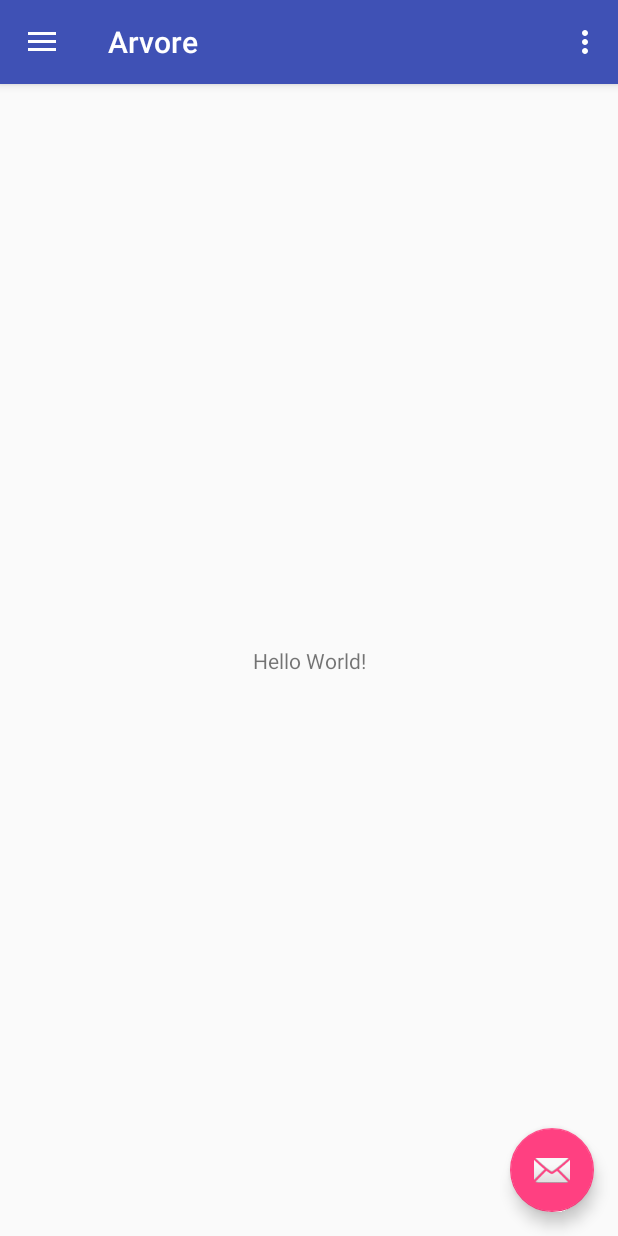
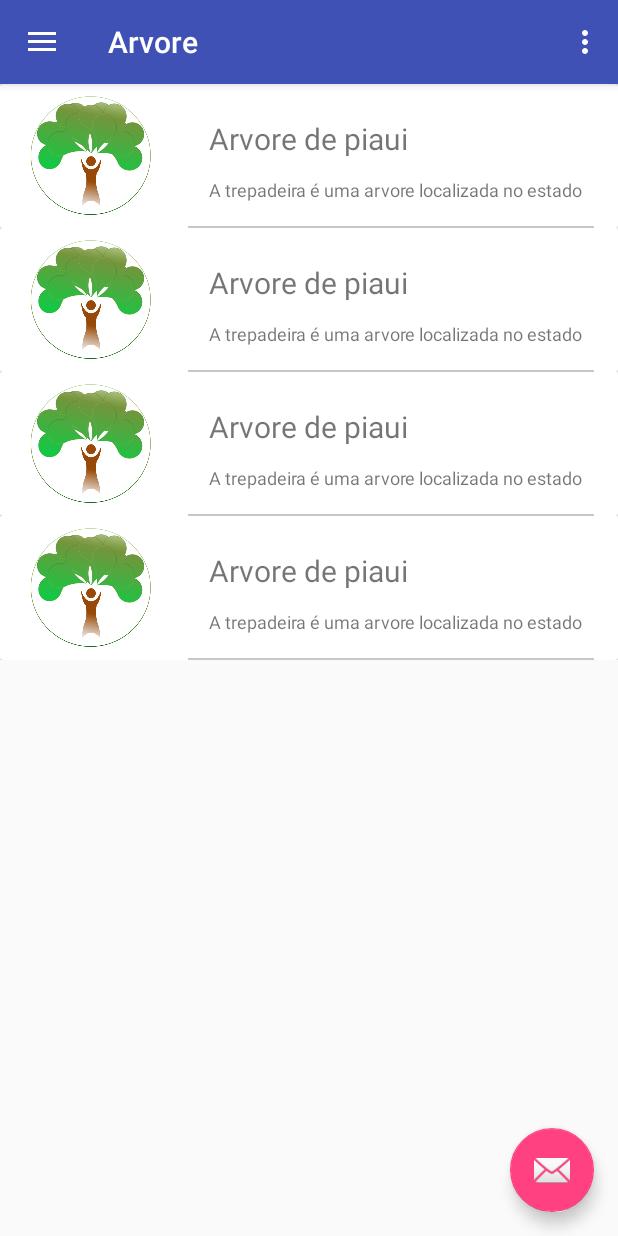
Before and after one commit to adryeljuliao/Arvore2, an Android app: the screen it shows after launch (MainActivity), on a phone screen of 412 x 824 dp. Run offline under Robolectric (Android 15) with nearby library versions, the phone set to English and light mode, and no system bars; our stand-ins replace CircleImageView.

Commit message:
alterações no layout

```diff
--- /dev/null
+++ b/app/src/main/java/com/juliao/adryel/arvore/Arvore.java
@@ -0,0 +1,100 @@
+package com.juliao.adryel.arvore;
+
+/**
+ * Created by adryel.juliao on 22/11/2017.
+ */
+
+public class Arvore {
+
+    private String nome;
+    private double latitude;
+    private double longitude;
+    private int imagem;
+    private String altura;
+    private String especie;
+
+    public Arvore(ArvoreBuilder builder) {
+        this.nome = builder.nome;
+        this.altura = builder.altura;
+        this.especie = builder.especie;
+        this.imagem = builder.imagem;
+        this.latitude = builder.latitude;
+        this.longitude = builder.longitude;
+    }
+
+
+    public static class ArvoreBuilder{
+        private String nome;
+        private double latitude;
+        private double longitude;
+        private int imagem;
+        private String altura;
+        private String especie;
+
+        public ArvoreBuilder(String nome, double latitude, double longitude, int imagem, String altura) {
+            this.nome = nome;
+            this.latitude = latitude;
+            this.longitude = longitude;
+            this.imagem = imagem;
+            this.altura = altura;
+        }
+
+        public ArvoreBuilder comEspecie(String especie){
+            this.especie = especie;
+            return this;
+        }
+
+        public Arvore builder(){
+            return new Arvore(this);
+        }
+
+    }
+
+    public void setNome(String nome) {
+        this.nome = nome;
+    }
+
+    public void setLatitude(double latitude) {
+        this.latitude = latitude;
+    }
+
+    public void setLongitude(double longitude) {
+        this.longitude = longitude;
+    }
+
+    public void setImagem(int imagem) {
+        this.imagem = imagem;
+    }
+
+    public void setAltura(String altura) {
+        this.altura = altura;
+    }
+
+    public void setEspecie(String especie) {
+        this.especie = especie;
+    }
+
+    public String getNome() {
+        return nome;
+    }
+
+    public double getLatitude() {
+        return latitude;
+    }
+
+    public double getLongitude() {
+        return longitude;
+    }
+
+    public int getImagem() {
+        return imagem;
+    }
+
+    public String getAltura() {
+        return altura;
+    }
+
+    public String getEspecie() {
+        return especie;
+    }
+}
--- a/app/src/main/java/com/juliao/adryel/arvore/MainActivity.java
+++ b/app/src/main/java/com/juliao/adryel/arvore/MainActivity.java
@@ -3,6 +3,8 @@ package com.juliao.adryel.arvore;
 import android.os.Bundle;
 import android.support.design.widget.FloatingActionButton;
 import android.support.design.widget.Snackbar;
+import android.support.v7.widget.LinearLayoutManager;
+import android.support.v7.widget.RecyclerView;
 import android.view.View;
 import android.support.design.widget.NavigationView;
 import android.support.v4.view.GravityCompat;
@@ -13,16 +15,35 @@ import android.support.v7.widget.Toolbar;
 import android.view.Menu;
 import android.view.MenuItem;
 
+import java.util.ArrayList;
+
 public class MainActivity extends AppCompatActivity
+
         implements NavigationView.OnNavigationItemSelectedListener {
+
+    private ArrayList<Arvore> listaArvores = new ArrayList<>();
+
 
     @Override
     protected void onCreate(Bundle savedInstanceState) {
         super.onCreate(savedInstanceState);
         setContentView(R.layout.activity_main);
         Toolbar toolbar = (Toolbar) findViewById(R.id.toolbar);
+
         setSupportActionBar(toolbar);
+        carrega();
+//cria-se um recycler view para setar o adapter
+        RecyclerView recyclerView = (RecyclerView)findViewById(R.id.recyclerview);
+        //pega a viewpage da activity main
 
+
+        //cria-se um adapter
+        RecyclerArvores adapter = new RecyclerArvores(listaArvores, MainActivity.this);
+        //seta o adapter no recycler view
+        recyclerView.setAdapter(adapter);
+        //Layout na qual define se os layouts inflados serão ou em grid ou em forma de lista
+        RecyclerView.LayoutManager layout = new LinearLayoutManager(MainActivity.this, LinearLayoutManager.VERTICAL, false);
+        recyclerView.setLayoutManager(layout);
         FloatingActionButton fab = (FloatingActionButton) findViewById(R.id.fab);
         fab.setOnClickListener(new View.OnClickListener() {
             @Override
@@ -98,4 +119,11 @@ public class MainActivity extends AppCompatActivity
         drawer.closeDrawer(GravityCompat.START);
         return true;
     }
+
+    public void carrega(){
+        listaArvores.add(new Arvore.ArvoreBuilder("Arvore de piaui", 15.5, 15.5, R.drawable.logo, "5 metros" ).builder());
+        listaArvores.add(new Arvore.ArvoreBuilder("Arvore de piaui", 15.5, 15.5, R.drawable.logo, "5 metros" ).builder());
+        listaArvores.add(new Arvore.ArvoreBuilder("Arvore de piaui", 15.5, 15.5, R.drawable.logo, "5 metros" ).builder());
+        listaArvores.add(new Arvore.ArvoreBuilder("Arvore de piaui", 15.5, 15.5, R.drawable.logo, "5 metros" ).builder());
+    }
 }
--- /dev/null
+++ b/app/src/main/java/com/juliao/adryel/arvore/RecyclerArvores.java
@@ -0,0 +1,83 @@
+package com.juliao.adryel.arvore;
+
+import android.content.Context;
+import android.support.v7.widget.PopupMenu;
+import android.support.v7.widget.RecyclerView;
+import android.view.LayoutInflater;
+import android.view.MenuItem;
+import android.view.View;
+import android.view.ViewGroup;
+import android.widget.ImageView;
+import android.widget.TextView;
+import android.widget.Toast;
+
+import java.util.ArrayList;
+
+/**
+ * Created by adryel.juliao on 22/11/2017.
+ */
+
+public class RecyclerArvores extends RecyclerView.Adapter {
+    private ArrayList<Arvore> listArvores = new ArrayList<>();
+    private Context context;
+
+    public RecyclerArvores(ArrayList<Arvore> listArvores, Context context) {
+        this.listArvores = listArvores;
+        this.context = context;
+    }
+
+    @Override
+    public RecyclerView.ViewHolder onCreateViewHolder(ViewGroup parent, int viewType) {
+
+        View v = LayoutInflater.from(context).inflate(R.layout.layout_arvores, parent, false);
+        ArvoresViewHolder arvoresViewHolder = new ArvoresViewHolder(v);
+
+
+        return arvoresViewHolder;
+    }
+
+    //metodo para setar os valores das variaveis nos widgets
+    @Override
+    public void onBindViewHolder(RecyclerView.ViewHolder holder, int position) {
+        ArvoresViewHolder arvoresViewHolder = (ArvoresViewHolder) holder;
+        Arvore arvore = listArvores.get(position);
+        arvoresViewHolder.nome.setText(arvore.getNome());
+//        arvoresViewHolder.img.setImageResource(arvore.getImagem());
+
+//        PopupMenu popupMenu = new PopupMenu(context, arvoresViewHolder.txtOpcaoMenu);
+//        popupMenu.inflate(R.menu.menu_card);
+//        popupMenu.setOnMenuItemClickListener(new PopupMenu.OnMenuItemClickListener() {
+//            @Override
+//            public boolean onMenuItemClick(MenuItem item) {
+//                switch (item.getItemId()){
+//                    case R.id.action_localizacao:
+//                        Toast.makeText(context, "Localizacao", Toast.LENGTH_LONG).show();
+//                        break;
+//                    default:
+//                        break;
+//                }
+//
+//                return false;
+//            }
+//        });
+//        popupMenu.show();
+    }
+
+    @Override
+    public int getItemCount() {
+        return listArvores != null ? listArvores.size() : 0;
+    }
+
+    public class ArvoresViewHolder extends RecyclerView.ViewHolder{
+        final TextView nome;
+//        final ImageView img;
+        public ArvoresViewHolder(View itemView) {
+            super(itemView);
+            nome = itemView.findViewById(R.id.nome_arvore);
+//            img = itemView.findViewById(R.id.img_arvore);
+
+        }
+    }
+
+
+}
--- a/app/src/main/res/layout/content_main.xml
+++ b/app/src/main/res/layout/content_main.xml
@@ -1,5 +1,5 @@
 <?xml version="1.0" encoding="utf-8"?>
-<android.support.constraint.ConstraintLayout xmlns:android="http://schemas.android.com/apk/res/android"
+<LinearLayout xmlns:android="http://schemas.android.com/apk/res/android"
     xmlns:app="http://schemas.android.com/apk/res-auto"
     xmlns:tools="http://schemas.android.com/tools"
     android:layout_width="match_parent"
@@ -8,13 +8,11 @@
     tools:context="com.juliao.adryel.arvore.MainActivity"
     tools:showIn="@layout/app_bar_main">
 
-    <TextView
-        android:layout_width="wrap_content"
-        android:layout_height="wrap_content"
-        android:text="Hello World!"
-        app:layout_constraintBottom_toBottomOf="parent"
-        app:layout_constraintLeft_toLeftOf="parent"
-        app:layout_constraintRight_toRightOf="parent"
-        app:layout_constraintTop_toTopOf="parent" />
+    <android.support.v7.widget.RecyclerView
+        android:id="@+id/recyclerview"
+        android:layout_width="match_parent"
+        android:layout_height="match_parent">
 
-</android.support.constraint.ConstraintLayout>
+    </android.support.v7.widget.RecyclerView>
+
+</LinearLayout>
--- /dev/null
+++ b/app/src/main/res/layout/layout_arvores.xml
@@ -0,0 +1,71 @@
+<?xml version="1.0" encoding="utf-8"?>
+<LinearLayout xmlns:android="http://schemas.android.com/apk/res/android"
+    xmlns:app="http://schemas.android.com/apk/res-auto"
+    android:layout_width="match_parent"
+    android:layout_height="wrap_content"
+    android:orientation="vertical">
+
+    <android.support.v7.widget.CardView
+        android:layout_width="match_parent"
+        android:layout_height="wrap_content">
+
+        <LinearLayout
+            android:layout_width="match_parent"
+            android:layout_height="wrap_content"
+            android:orientation="horizontal">
+
+            <de.hdodenhof.circleimageview.CircleImageView
+                android:id="@+id/profile_image"
+                android:layout_width="0dp"
+                android:layout_height="96dp"
+                android:layout_weight="3"
+                android:gravity="center"
+                android:src="@drawable/logo"
+                app:civ_border_color="#ffffff"
+                app:civ_border_width="2dp" />
+
+            <LinearLayout
+                android:layout_width="0dp"
+                android:layout_height="match_parent"
+                android:layout_weight="7"
+                android:gravity="center"
+                android:orientation="vertical">
+
+                <TextView
+                    android:id="@+id/nome_arvore"
+                    android:layout_width="match_parent"
+                    android:layout_height="wrap_content"
+                    android:gravity="center|left"
+                    android:paddingBottom="12dp"
+                    android:paddingLeft="16dp"
+                    android:paddingRight="16dp"
+                    android:paddingTop="12dp"
+                    android:text="[NOME ARVORE]"
+                    android:textSize="20sp" />
+
+                <TextView
+                    android:layout_width="match_parent"
+                    android:layout_height="wrap_content"
+                    android:ellipsize="end"
+                    android:maxLines="1"
+                    android:paddingBottom="6dp"
+                    android:paddingLeft="16dp"
+                    android:paddingRight="16dp"
+                    android:text="A trepadeira é uma arvore localizada no estado"
+                    android:textSize="12sp" />
+
+            </LinearLayout>
+
+        </LinearLayout>
+
+        <View
+            android:layout_width="match_parent"
+            android:layout_height="1dp"
+            android:layout_gravity="bottom"
+            android:layout_marginLeft="125dp"
+            android:layout_marginRight="16dp"
+            android:background="#c7c7c7" />
+
+    </android.support.v7.widget.CardView>
+
+</LinearLayout>
--- a/app/src/main/res/layout/lista_arvores.xml
+++ /dev/null
@@ -1,6 +0,0 @@
-<?xml version="1.0" encoding="utf-8"?>
-<LinearLayout xmlns:android="http://schemas.android.com/apk/res/android"
-    android:orientation="vertical" android:layout_width="match_parent"
-    android:layout_height="match_parent">
-
-</LinearLayout>
--- /dev/null
+++ b/app/src/main/res/menu/menu_card.xml
@@ -0,0 +1,10 @@
+<?xml version="1.0" encoding="utf-8"?>
+<menu xmlns:android="http://schemas.android.com/apk/res/android"
+    xmlns:app="http://schemas.android.com/apk/res-auto">
+    <item
+        android:id="@+id/action_localizacao"
+        android:orderInCategory="100"
+        android:title="Localização"
+        app:showAsAction="never"
+        />
+</menu>
--- a/gradle.properties
+++ b/gradle.properties
@@ -12,7 +12,7 @@
 # This option should only be used with decoupled projects. More details, visit
 # http://www.gradle.org/docs/current/userguide/multi_project_builds.html#sec:decoupled_projects
 # org.gradle.parallel=true
-#Wed Nov 22 14:32:41 GFT 2017
+#Wed Nov 22 18:35:18 GFT 2017
 systemProp.http.proxyPort=3128
 systemProp.http.proxyUser=adryel.juliao
 systemProp.http.proxyPassword=Juliao8525?
```
Also changed, not shown: app/build.gradle (+6 -2 lines), app/src/main/res/drawable/logo.PNG (added), app/src/main/res/drawable/logo.gif (deleted).
